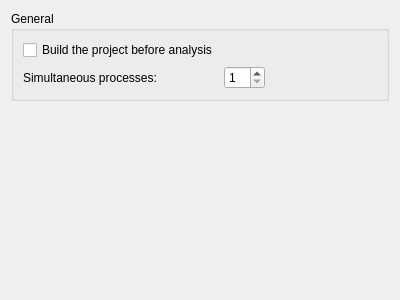
The window that src/plugins/clangtools/clangtoolsconfigwidget.ui (qt-creator/qt-creator) describes before a commit, drawn with Qt 5.
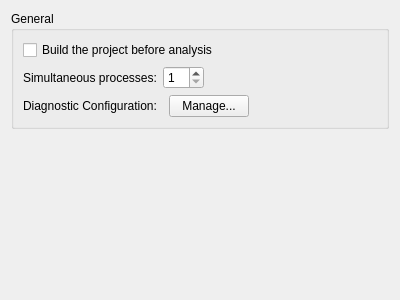
The same window after the commit. Custom widgets are drawn as their Qt base class.

Commit message:
ClangTools: Use separate diagnostic settings for ClangTools
Share diagnostic configuration profiles between
ClangTools and ClangCodeModel but keep the unique
configuration index for each of them.

What changed in the file:
```diff
--- a/src/plugins/clangtools/clangtoolsconfigwidget.ui
+++ b/src/plugins/clangtools/clangtoolsconfigwidget.ui
@@ -19,16 +19,23 @@
      <property name="title">
       <string>General</string>
      </property>
-     <layout class="QFormLayout" name="formLayout">
-      <item row="1" column="0">
-       <widget class="QLabel" name="label_2">
+     <layout class="QVBoxLayout" name="verticalLayout_2">
+      <item>
+       <widget class="QCheckBox" name="buildBeforeAnalysis">
         <property name="text">
-         <string>Simultaneous processes:</string>
+         <string>Build the project before analysis</string>
         </property>
        </widget>
       </item>
-      <item row="1" column="1">
-       <layout class="QHBoxLayout" name="horizontalLayout_2">
+      <item>
+       <layout class="QHBoxLayout" name="processesLayout">
+        <item>
+         <widget class="QLabel" name="label_2">
+          <property name="text">
+           <string>Simultaneous processes:</string>
+          </property>
+         </widget>
+        </item>
         <item>
          <widget class="QSpinBox" name="simultaneousProccessesSpinBox">
           <property name="minimum">
@@ -54,12 +61,39 @@
         </item>
        </layout>
       </item>
-      <item row="0" column="0">
-       <widget class="QCheckBox" name="buildBeforeAnalysis">
-        <property name="text">
-         <string>Build the project before analysis</string>
-        </property>
-       </widget>
+      <item>
+       <layout class="QHBoxLayout" name="clangDiagnosticsLayout">
+        <item>
+         <widget class="QLabel" name="clangDiagnosticsLabel">
+          <property name="text">
+           <string>Diagnostic Configuration:</string>
+          </property>
+         </widget>
+        </item>
+        <item>
+         <widget class="CppTools::ClangDiagnosticConfigsSelectionWidget" name="clangDiagnosticConfigsSelectionWidget" native="true"/>
+        </item>
+        <item>
+         <widget class="QPushButton" name="manageButton">
+          <property name="text">
+           <string>Manage...</string>
+          </property>
+         </widget>
+        </item>
+        <item>
+         <spacer name="horizontalSpacer">
+          <property name="orientation">
+           <enum>Qt::Horizontal</enum>
+          </property>
+          <property name="sizeHint" stdset="0">
+           <size>
+            <width>40</width>
+            <height>20</height>
+           </size>
+          </property>
+         </spacer>
+        </item>
+       </layout>
       </item>
      </layout>
     </widget>
@@ -79,6 +113,13 @@
    </item>
   </layout>
  </widget>
+ <customwidgets>
+  <customwidget>
+   <class>CppTools::ClangDiagnosticConfigsSelectionWidget</class>
+   <extends>QWidget</extends>
+   <header>cpptools/clangdiagnosticconfigsselectionwidget.h</header>
+  </customwidget>
+ </customwidgets>
  <resources/>
  <connections/>
 </ui>
```
The commit also changes 4 other files.
